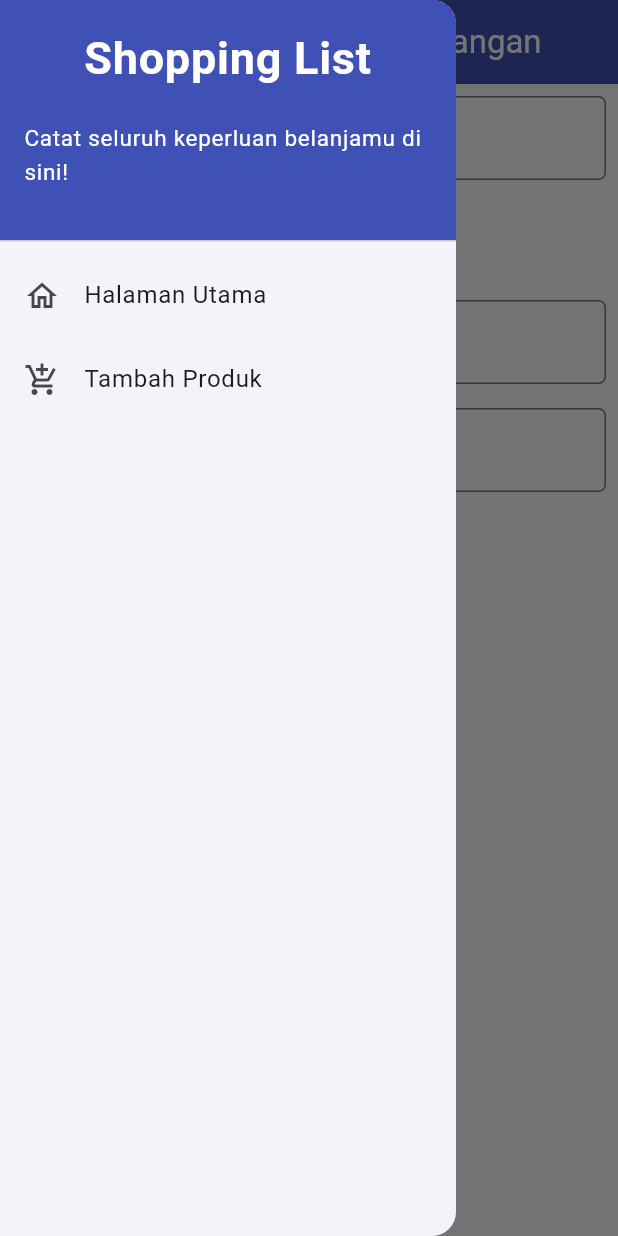
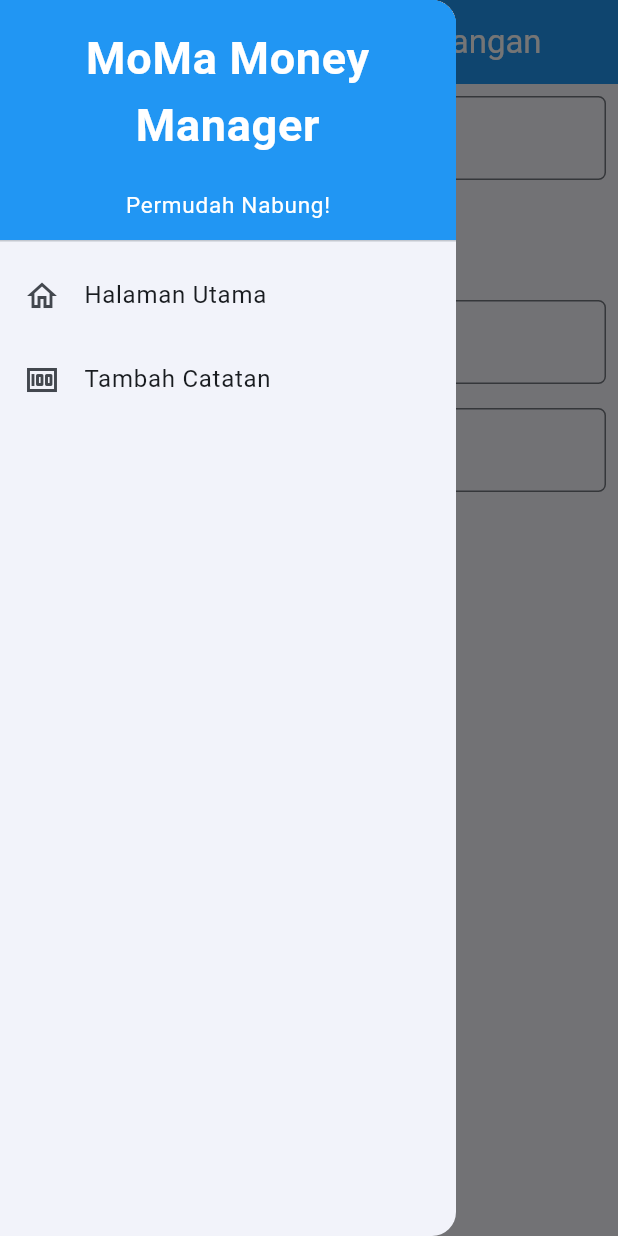
Before and after one commit to lovaire/MoneyManager-mobile, a Flutter app: the MoneyForm screen opened directly, with the side drawer open, on a phone screen of 412 x 824 dp. Run offline on Flutter 3.47's test engine with Material 2 defaults, Android fonts, the phone set to English and light mode, and no system bars; statements that could not run were skipped.

Commit message:
selesai tugas 8

```diff
--- a/lib/menu.dart
+++ b/lib/menu.dart
@@ -1,6 +1,8 @@
 import 'package:flutter/material.dart';
 import 'package:moneymanager/widgets/left_drawer.dart';
 import 'package:moneymanager/widgets/moneycard.dart';
+import 'package:moneymanager/moneyform.dart';
+import 'package:moneymanager/moneynote.dart';
 
 class MoneyFormPage extends StatelessWidget {
   @override
@@ -12,8 +14,8 @@ class MoneyFormPage extends StatelessWidget {
 class MyHomePage extends StatelessWidget {
   MyHomePage({Key? key}) : super(key: key);
   final List<ShopItem> items = [
-    ShopItem("Lihat Produk", Icons.checklist),
-    ShopItem("Tambah Produk", Icons.add_shopping_cart),
+    ShopItem("Lihat Catatan", Icons.note),
+    ShopItem("Tambah Catatan", Icons.euro_symbol_sharp),
     ShopItem("Logout", Icons.logout),
   ];
   @override
@@ -21,12 +23,12 @@ class MyHomePage extends StatelessWidget {
     return Scaffold(
       appBar: AppBar(
         title: const Text(
-          'Shopping List',
+          'MoMa Money Manager',
           style: TextStyle(
             color: Colors.white,
           ),
         ),
-        backgroundColor: Colors.indigo,
+        backgroundColor: Colors.blue,
         foregroundColor: Colors.white,
       ),
       drawer: const LeftDrawer(),
@@ -41,7 +43,7 @@ class MyHomePage extends StatelessWidget {
                 padding: EdgeInsets.only(top: 10.0, bottom: 10.0),
                 // Widget Text untuk menampilkan tulisan dengan alignment center dan style yang sesuai
                 child: Text(
-                  'PBP Shop', // Text yang menandakan toko
+                  'MoMa Money Manager',
                   textAlign: TextAlign.center,
                   style: TextStyle(
                     fontSize: 30,
@@ -79,7 +81,7 @@ class AddForm extends StatelessWidget {
   @override
   Widget build(BuildContext context) {
     return Material(
-      color: Colors.indigo,
+      color: Colors.blue,
       child: InkWell(
         // Area responsive terhadap sentuhan
         onTap: () {
@@ -88,11 +90,17 @@ class AddForm extends StatelessWidget {
             ..hideCurrentSnackBar()
             ..showSnackBar(SnackBar(
                 content: Text("Kamu telah menekan tombol ${item.name}!")));
-          if (item.name == "Tambah Produk") {
+          if (item.name == "Tambah Catatan") {
             Navigator.push(
                 context,
                 MaterialPageRoute(
-                  builder: (context) => MoneyFormPage(),
+                  builder: (context) => MoneyForm(),
+                ));
+          } else if (item.name == "Lihat Catatan") {
+            Navigator.push(
+                context,
+                MaterialPageRoute(
+                  builder: (context) => MoneyNote(),
                 ));
           }
         },
--- a/lib/widgets/left_drawer.dart
+++ b/lib/widgets/left_drawer.dart
@@ -13,12 +13,12 @@ class LeftDrawer extends StatelessWidget {
         children: [
           const DrawerHeader(
             decoration: BoxDecoration(
-              color: Colors.indigo,
+              color: Colors.blue,
             ),
             child: Column(
               children: [
                 Text(
-                  'Shopping List',
+                  'MoMa Money Manager',
                   textAlign: TextAlign.center,
                   style: TextStyle(
                     fontSize: 30,
@@ -28,7 +28,7 @@ class LeftDrawer extends StatelessWidget {
                 ),
                 Padding(padding: EdgeInsets.all(10)),
                 Text(
-                  "Catat seluruh keperluan belanjamu di sini!",
+                  "Permudah Nabung!",
                   style: TextStyle(
                     fontSize: 15,
                     color: Colors.white,
@@ -51,8 +51,8 @@ class LeftDrawer extends StatelessWidget {
             },
           ),
           ListTile(
-            leading: const Icon(Icons.add_shopping_cart),
-            title: const Text('Tambah Produk'),
+            leading: const Icon(Icons.money),
+            title: const Text('Tambah Catatan'),
             onTap: () {
               Navigator.pushReplacement(
                 context,
```
Also changed, not shown: lib/main.dart (+5 -137 lines), lib/moneyform.dart (+16 -29 lines), lib/moneynote.dart (added, +54 -0 lines), 1 other file.
